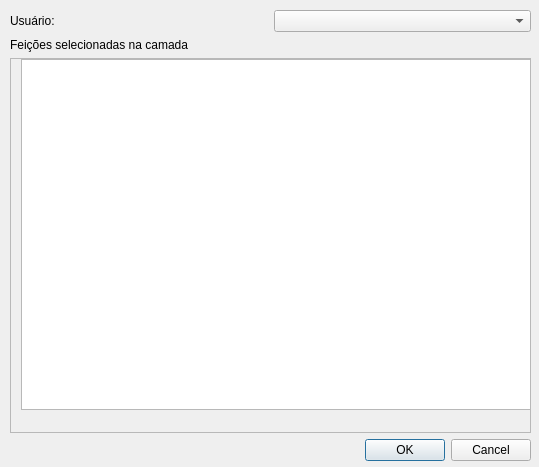
Before: the Qt Designer form taskmanager_dialog_base.ui in alexlopespereira/taskmanager, drawn with Qt 5.
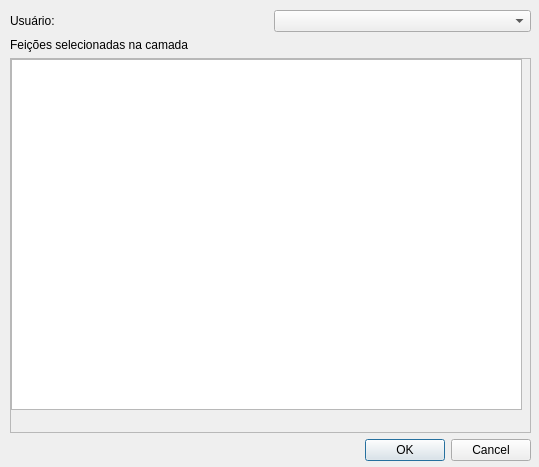
After: the same form once the commit is applied.

```diff
--- a/taskmanager_dialog_base.ui
+++ b/taskmanager_dialog_base.ui
@@ -63,9 +63,9 @@
          <widget class="QTableView" name="tableView">
           <property name="geometry">
            <rect>
-            <x>10</x>
+            <x>0</x>
             <y>0</y>
-            <width>519</width>
+            <width>511</width>
             <height>351</height>
            </rect>
           </property>
```
Left out of the diff: 2 changed lines with no effect on the pictures.
